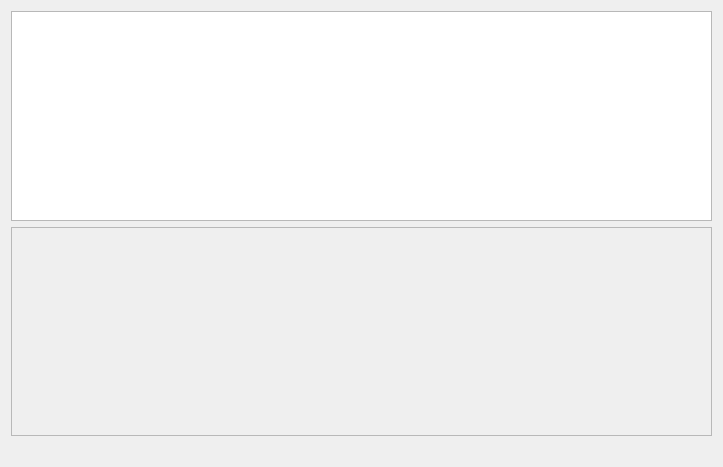
Old version of the form src/qt/forms/qrctoken.ui in the repository qtumproject/qtum.
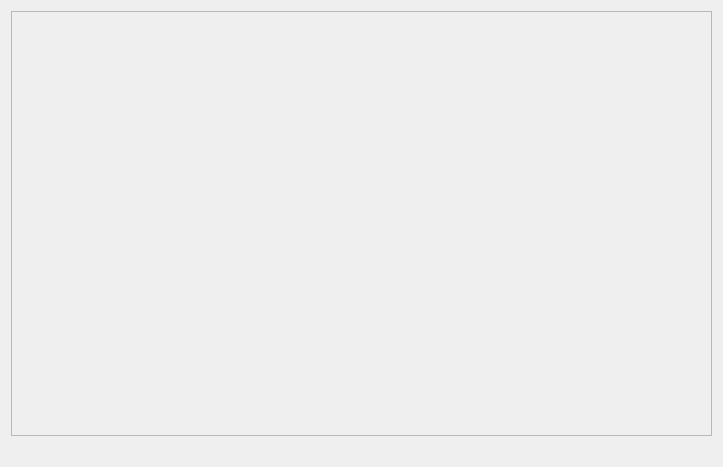
New version of the form.

Commit message: Remove token item delegate

```diff
--- a/src/qt/forms/qrctoken.ui
+++ b/src/qt/forms/qrctoken.ui
@@ -18,13 +18,6 @@
     <layout class="QHBoxLayout" name="horizontalLayout" stretch="1">
      <item>
       <layout class="QVBoxLayout" name="verticalLayout_3">
-       <item>
-        <widget class="QListView" name="tokensList">
-         <property name="styleSheet">
-          <string notr="true"/>
-         </property>
-        </widget>
-       </item>
        <item>
         <widget class="QScrollArea" name="scrollArea">
          <property name="widgetResizable">
@@ -36,7 +29,7 @@
             <x>0</x>
             <y>0</y>
             <width>699</width>
-            <height>200</height>
+            <height>409</height>
            </rect>
           </property>
          </widget>
```
The commit also changes 2 other files.
